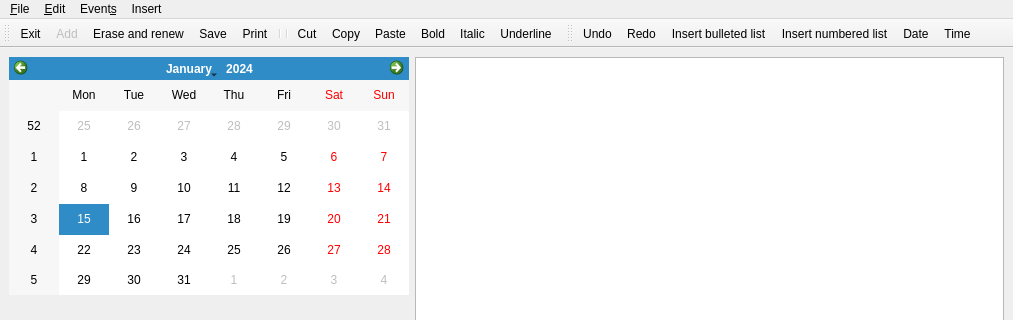
vangeytedvg/Diary, file ui/main_ui.ui: the form before one commit; both pictures show x 0 to 1013 and y 0 to 320 of the 1013 by 564 pixel window.
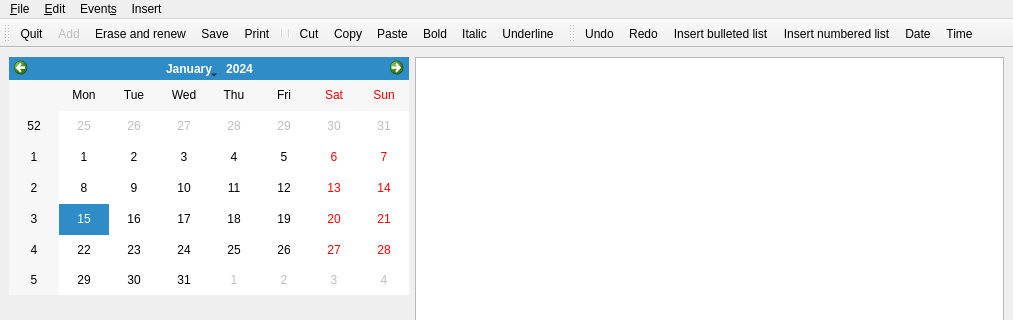
The form after the commit. Icons and pictures are not drawn.

```diff
--- a/ui/main_ui.ui
+++ b/ui/main_ui.ui
@@ -145,7 +145,10 @@
      <normaloff>:/tlb/poweroff.png</normaloff>:/tlb/poweroff.png</iconset>
    </property>
    <property name="text">
-    <string>E&amp;xit</string>
+    <string>&amp;Quit</string>
+   </property>
+   <property name="shortcut">
+    <string>Ctrl+Q</string>
    </property>
   </action>
   <action name="action_Add">
@@ -211,7 +214,10 @@
      <normaloff>:/tlb/diskette.png</normaloff>:/tlb/diskette.png</iconset>
    </property>
    <property name="text">
-    <string>Save</string>
+    <string>&amp;Save</string>
+   </property>
+   <property name="shortcut">
+    <string>Ctrl+S</string>
    </property>
   </action>
   <action name="actionCut">
```
Left out of the diff: 12 changed lines with no effect on the pictures.
